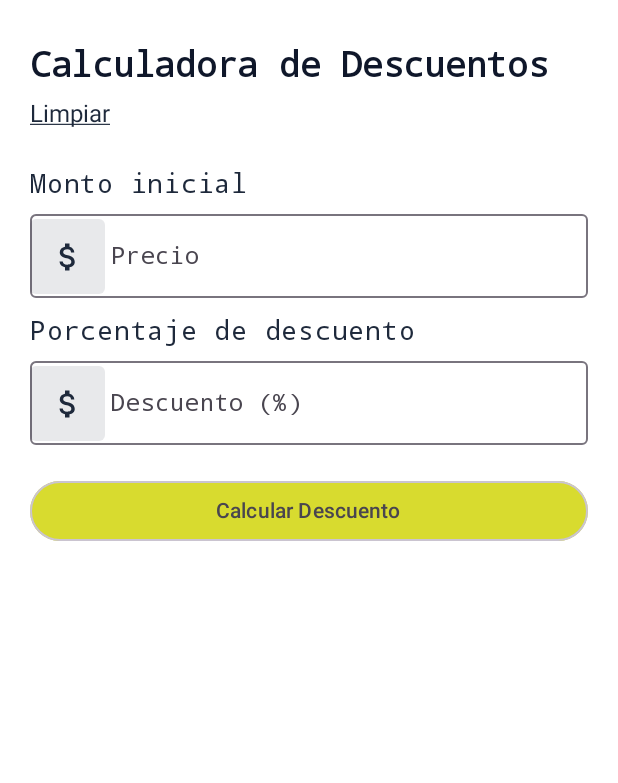
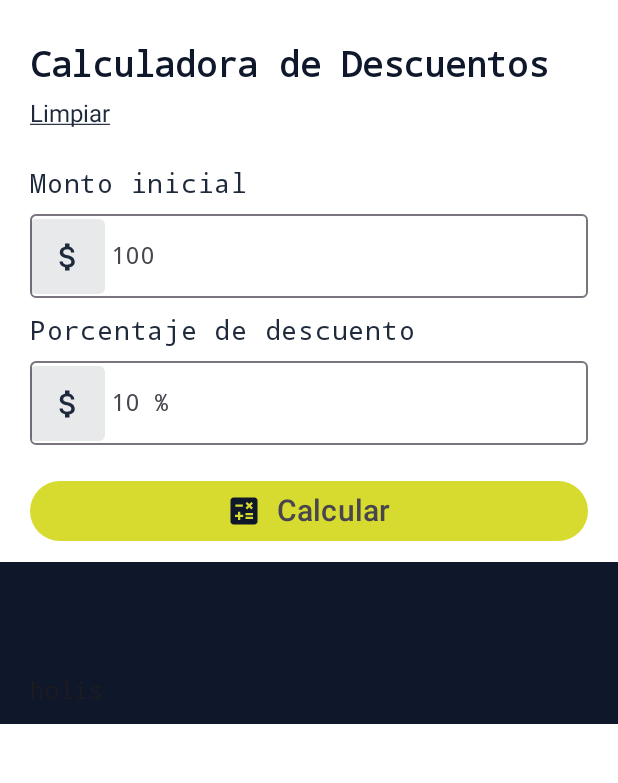
Before and after one commit to JulSarmiento/discount-calculator-app, an Android app built with Jetpack Compose: the screen it shows after launch (MainActivity), on a phone screen of 412 x 824 dp, the part 96-879 px from its top. Run offline under Robolectric (Android 15) with nearby library versions, the phone set to English and light mode, and no system bars.

Commit message:
feat: se trabajaron en los disenios

```diff
--- a/app/src/main/java/com/julhdev/discountcalculator/components/BodyComponents.kt
+++ b/app/src/main/java/com/julhdev/discountcalculator/components/BodyComponents.kt
@@ -7,6 +7,7 @@ import androidx.compose.foundation.shape.RoundedCornerShape
 import androidx.compose.foundation.text.KeyboardOptions
 import androidx.compose.material.icons.Icons
 import androidx.compose.material.icons.filled.AttachMoney
+import androidx.compose.material.icons.filled.Calculate
 import androidx.compose.material3.ButtonDefaults
 import androidx.compose.material3.Icon
 import androidx.compose.material3.MaterialTheme
@@ -145,11 +146,19 @@ fun MainBtn(
     colors = ButtonDefaults.outlinedButtonColors(
       containerColor = color,
     ),
+    border = null,
     modifier = Modifier
       .fillMaxWidth()
   ) {
+    Icon(
+      imageVector = Icons.Default.Calculate,
+      contentDescription = "Money icon",
+      tint = MaterialTheme.colorScheme.primary,
+    )
+    SpaceWidth(10.dp)
     Text(
       text = text,
+      fontSize = 20.sp,
     )
   }
 }
--- a/app/src/main/java/com/julhdev/discountcalculator/views/HomeView.kt
+++ b/app/src/main/java/com/julhdev/discountcalculator/views/HomeView.kt
@@ -1,11 +1,13 @@
 package com.julhdev.discountcalculator.views
 
 import androidx.compose.foundation.Image
+import androidx.compose.foundation.background
 import androidx.compose.foundation.layout.Arrangement
 import androidx.compose.foundation.layout.Column
 import androidx.compose.foundation.layout.PaddingValues
 import androidx.compose.foundation.layout.Row
 import androidx.compose.foundation.layout.fillMaxSize
+import androidx.compose.foundation.layout.fillMaxWidth
 import androidx.compose.foundation.layout.padding
 import androidx.compose.material.icons.Icons
 import androidx.compose.material.icons.filled.AccountCircle
@@ -57,7 +59,6 @@ fun HomeView() {
   ) {
     ContentHomeView(it)
   }
-
 }
 
 @Composable
@@ -65,9 +66,17 @@ fun ContentHomeView(paddingValues: PaddingValues ) {
    Column(
      modifier = Modifier
         .fillMaxSize()
+        .background(MaterialTheme.colorScheme.background),
+      verticalArrangement = Arrangement.Top,
+      horizontalAlignment = Alignment.CenterHorizontally
+   ) {
+     Column(
+       modifier = Modifier
+         .fillMaxWidth()
          .padding(paddingValues)
          .padding(vertical = 10.dp)
          .padding(horizontal = 20.dp),
+
        ) {
        val price by remember { mutableStateOf("") }
        val discount by remember { mutableStateOf("") }
@@ -91,7 +100,7 @@ fun ContentHomeView(paddingValues: PaddingValues ) {
          MainTextField(
            value = price,
            onValueChange = { /* TODO */ },
-        label = "Precio"
+           label = "100"
          )
          SpaceHeight(10.dp)
          SubTitle(
@@ -100,13 +109,24 @@ fun ContentHomeView(paddingValues: PaddingValues ) {
          MainTextField(
            value = discount,
            onValueChange = { /* TODO */ },
-        label = "Descuento (%)"
+           label = "10 %"
          )
          SpaceHeight(20.dp)
          MainBtn(
-        text = "Calcular Descuento",
+           text = "Calcular",
            onClick = { /* TODO */ }
          )
        }
      }
+     Column(
+       modifier = Modifier
+         .background(MaterialTheme.colorScheme.primary)
+         .fillMaxWidth()
+         .padding(paddingValues)
+         .padding(vertical = 10.dp)
+         .padding(horizontal = 20.dp),
+     ) {
+       Text("holis")
      }
+   }
+}
```
Lines whose indentation alone changed are shown as unchanged.
